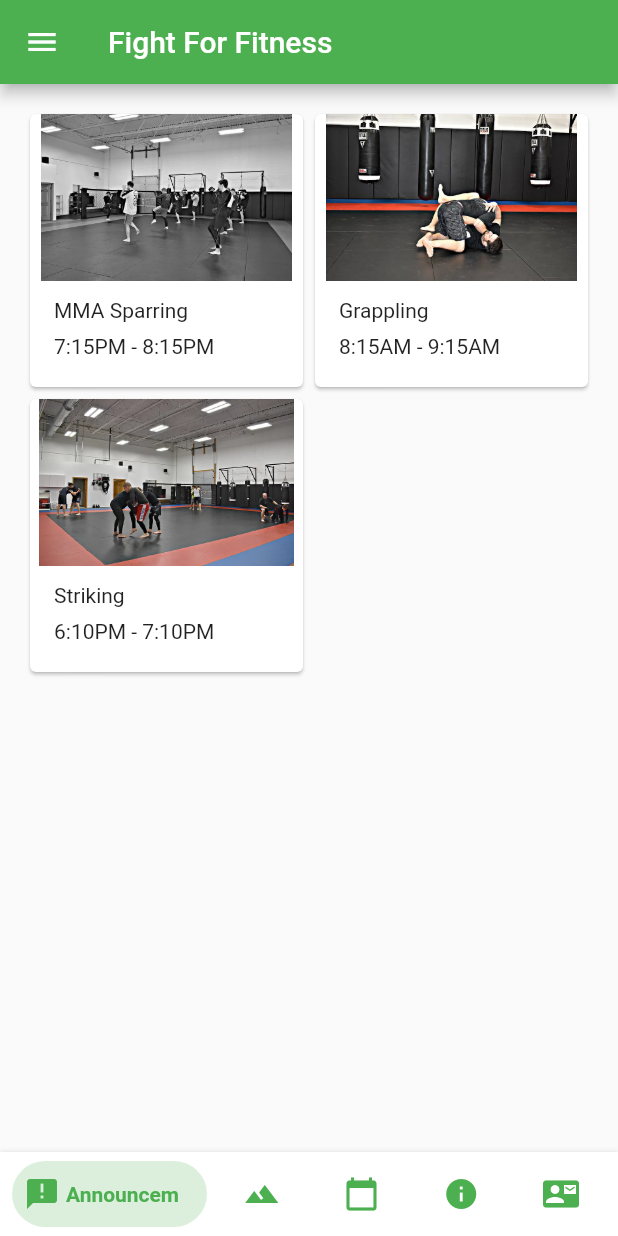
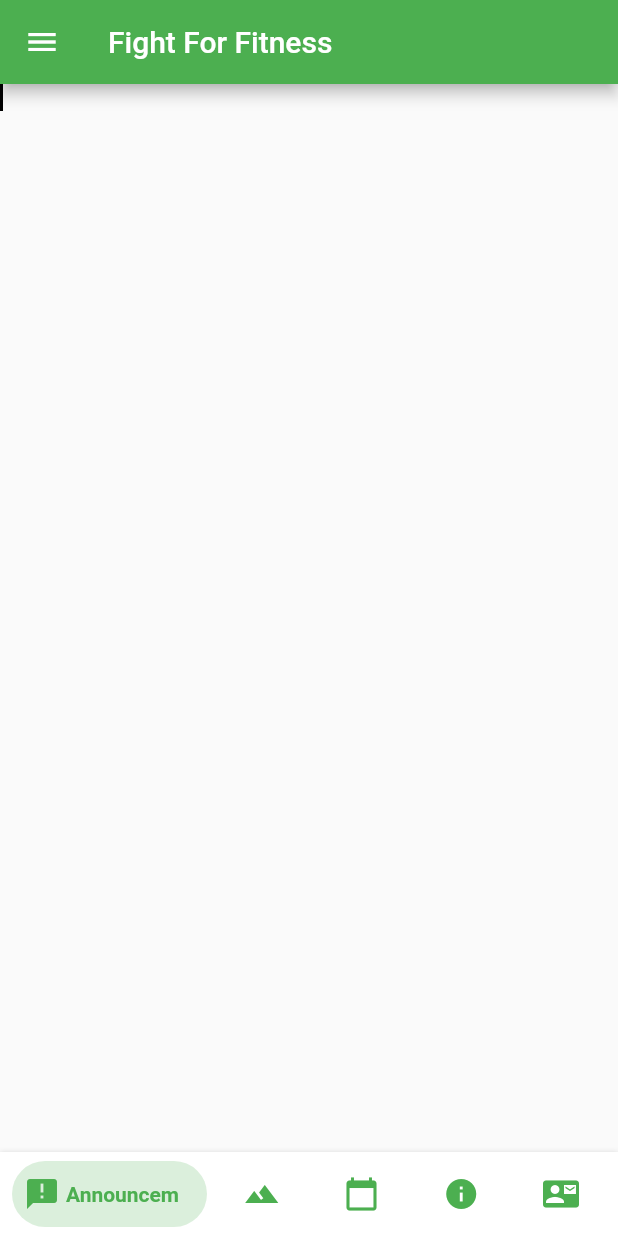
Before and after one commit to wowbob396/FightForFitness, a Flutter app: the screen it shows after launch, item 3 of the bottom bar chosen, on a phone screen of 412 x 824 dp. Run offline on Flutter 3.47's test engine with Material 2 defaults, Android fonts, the phone set to English and light mode, and no system bars; drawn by our look-alikes of bottom_navy_bar; our stand-ins replace cloud_firestore; accounts and stored records are empty.

Commit message:
refactoring calendar page

```diff
--- a/lib/components/CalendarPage.dart
+++ b/lib/components/CalendarPage.dart
@@ -3,84 +3,42 @@ import 'package:flutter/material.dart';
 /// The CalendarPage class contains a stateless widget that contains
 /// information about the weekly class schedule
 class CalendarPage extends StatelessWidget {
+
+  DateTime _date = DateTime.now();
+
   @override
   Widget build(BuildContext context) {
-    return Center(
-      child: GridView.count(
-        crossAxisCount: 2,
-        padding: EdgeInsets.all(16.0),
+
+    return Row(
       children: <Widget>[
-          Card(
-            clipBehavior: Clip.antiAlias,
+        Column(
+          children: <Widget>[
+            Container(
               child: Column(
-              crossAxisAlignment: CrossAxisAlignment.start,
                 children: <Widget>[
-                AspectRatio(
-                  aspectRatio: 18.0/11.0,
-                  child: Image.asset("assets/mma.png"),
+                  Text("")
+                ],
               ),
-                Padding(
-                  padding: EdgeInsets.fromLTRB(16.0, 12.0, 16.0, 8.0),
-                  child: Column(
-                    crossAxisAlignment: CrossAxisAlignment.start,
-                    children: <Widget>[
-                      Text("MMA Sparring"),
-                      SizedBox(height: 8.0),
-                      Text("7:15PM - 8:15PM"),
-                    ],
+              decoration: BoxDecoration(
+                border: Border(
+                  top: BorderSide(
+                    color: Colors.black,
+                  ),
+                  bottom: BorderSide(
+                    color: Colors.black,
+                  ),
+                  left: BorderSide(
+                    color: Colors.black,
+                  ),
+                  right: BorderSide(
+                    color: Colors.black,
+                  ),
+                ),
               ),
             )
           ],
-            ),
-          ),
-          Card(
-            clipBehavior: Clip.antiAlias,
-            child: Column(
-              crossAxisAlignment: CrossAxisAlignment.start,
-              children: <Widget>[
-                AspectRatio(
-                  aspectRatio: 18.0/11.0,
-                  child: Image.asset("assets/grappling.png"),
-                ),
-                Padding(
-                  padding: EdgeInsets.fromLTRB(16.0, 12.0, 16.0, 8.0),
-                  child: Column(
-                    crossAxisAlignment: CrossAxisAlignment.start,
-                    children: <Widget>[
-                      Text("Grappling"),
-                      SizedBox(height: 8.0),
-                      Text("8:15AM - 9:15AM"),
-                    ],
-                  ),
         )
       ],
-            ),
-          ),
-          Card(
-            clipBehavior: Clip.antiAlias,
-            child: Column(
-              crossAxisAlignment: CrossAxisAlignment.start,
-              children: <Widget>[
-                AspectRatio(
-                  aspectRatio: 18.0/11.0,
-                  child: Image.asset("assets/striking.png"),
-                ),
-                Padding(
-                  padding: EdgeInsets.fromLTRB(16.0, 12.0, 16.0, 8.0),
-                  child: Column(
-                    crossAxisAlignment: CrossAxisAlignment.start,
-                    children: <Widget>[
-                      Text("Striking"),
-                      SizedBox(height: 8.0),
-                      Text("6:10PM - 7:10PM"),
-                    ],
-                  ),
-                )
-              ],
-            ),
-          ),
-        ],
-      ),
     );
   }
 
```
Also changed, not shown: pubspec.lock. Lines whose indentation alone changed are shown as unchanged.
